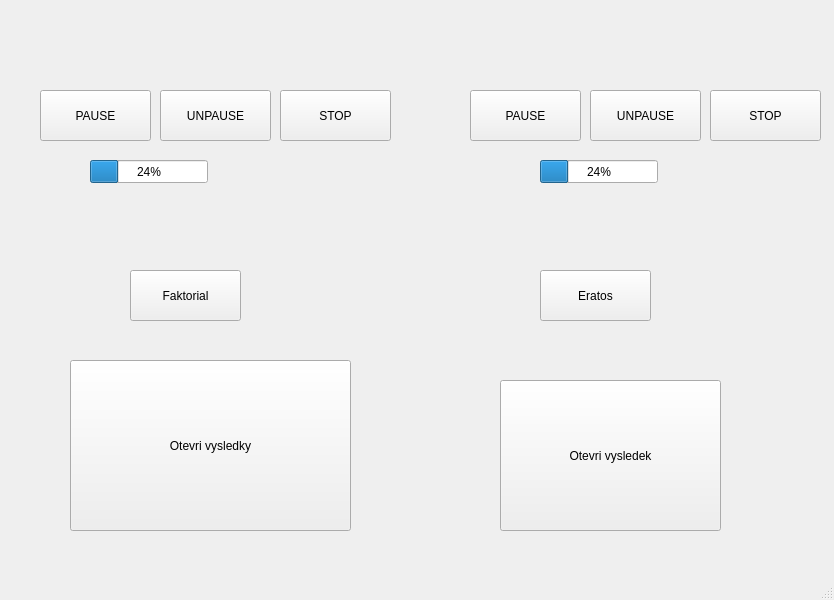
Qt form mainwindow.ui (filipmiskarik/multithrads) before a commit.
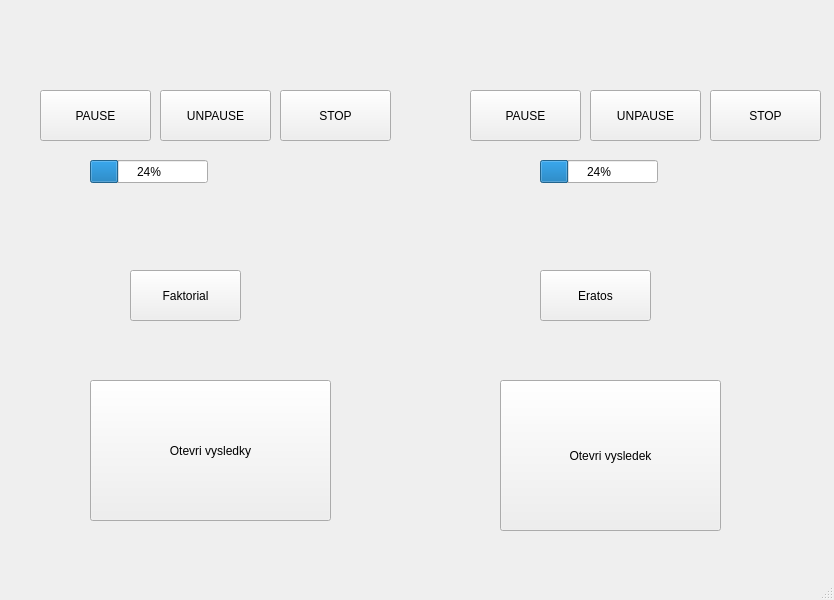
The same form after that commit.

```diff
--- a/mainwindow.ui
+++ b/mainwindow.ui
@@ -160,10 +160,10 @@
    <widget class="QPushButton" name="pushButtonFact">
     <property name="geometry">
      <rect>
-      <x>70</x>
-      <y>360</y>
-      <width>281</width>
-      <height>171</height>
+      <x>90</x>
+      <y>380</y>
+      <width>241</width>
+      <height>141</height>
      </rect>
     </property>
     <property name="text">
```
